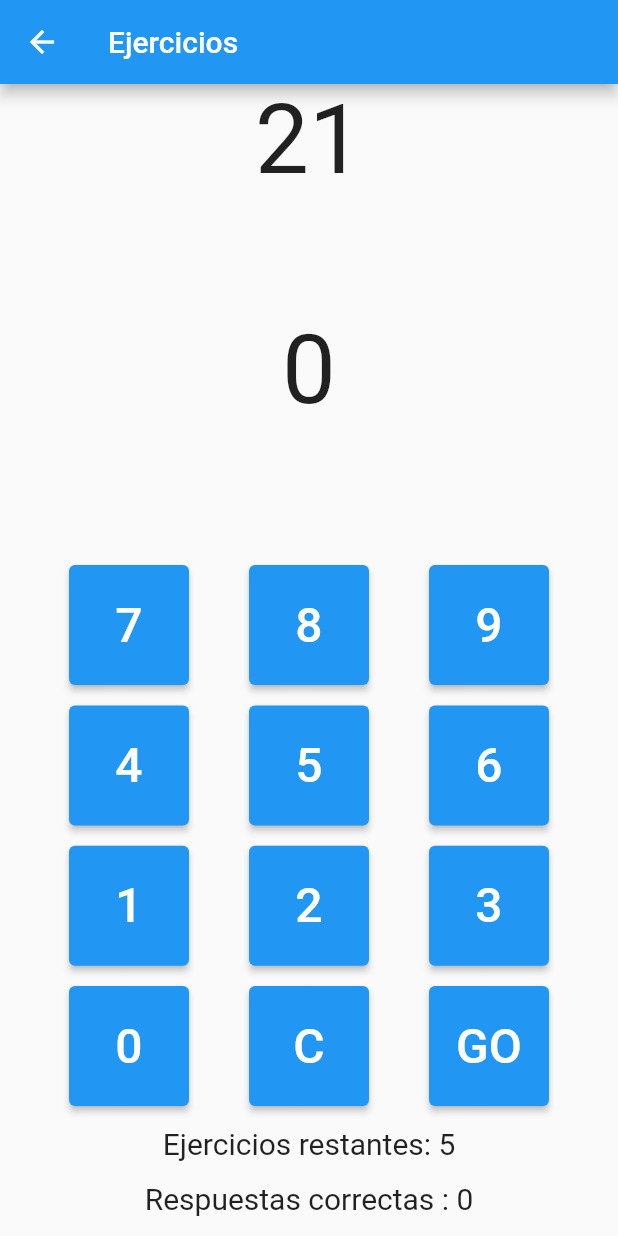
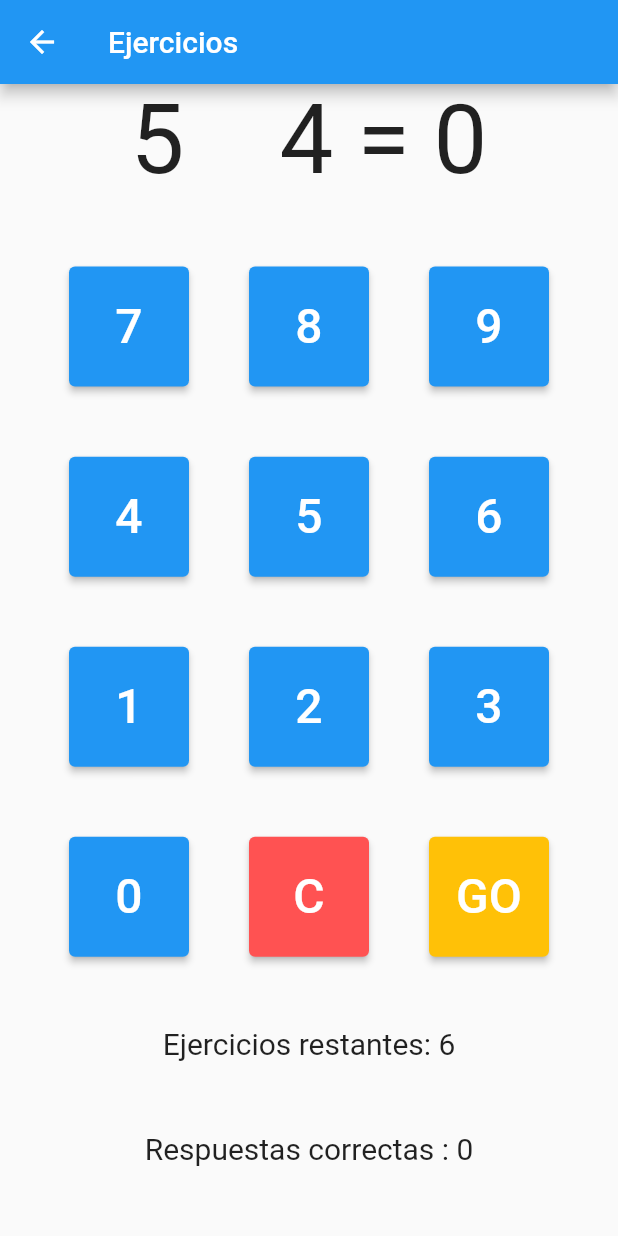
Before and after one commit to JustynV/Calculator, a Flutter app: the ProblemPage screen opened directly with empty values, after a tap on "GO", on a phone screen of 412 x 824 dp. Run offline on Flutter 3.47's test engine with Material 2 defaults, Android fonts, the phone set to English and light mode, and no system bars; our stand-ins replace get, loggy; accounts and stored records are empty; network calls fail.

```diff
--- a/lib/main.dart
+++ b/lib/main.dart
@@ -2,6 +2,7 @@ import 'package:f_web_authentication/domain/use_case/operation_usercase.dart';
 import 'package:f_web_authentication/domain/use_case/user_usecase.dart';
 import 'package:f_web_authentication/ui/central.dart';
 import 'package:f_web_authentication/ui/controller/authentication_controller.dart';
+import 'package:f_web_authentication/ui/controller/input_controller.dart';
 import 'package:f_web_authentication/ui/controller/operation_controller.dart';
 import 'package:f_web_authentication/ui/controller/user_controller.dart';
 import 'package:flutter/material.dart';
@@ -23,6 +24,7 @@ void main() {
   Get.put(UserUseCase());
   Get.put(OperationUsercase());
   Get.put(OperationController());
+  Get.put(InputController());
   Get.put(AuthenticationController());
   Get.put(UserController());
   runApp(const MyApp());
--- a/lib/ui/central.dart
+++ b/lib/ui/central.dart
@@ -3,7 +3,7 @@ import 'package:flutter/material.dart';
 import 'package:get/get.dart';
 
 import 'pages/authentication/login_page.dart';
-import 'pages/content/UserPage.dart';
+import 'pages/content/user_page.dart';
 
 class Central extends StatelessWidget {
   const Central({super.key});
--- /dev/null
+++ b/lib/ui/controller/input_controller.dart
@@ -0,0 +1,21 @@
+import 'package:get/get.dart';
+import 'package:get/get_state_manager/src/simple/get_controllers.dart';
+
+class InputController extends GetxController {
+  InputController();
+
+  RxString input = "0".obs;
+
+
+  void updateInput(String i) {
+    if (input.value == "0") {
+      input.value = i;
+    } else {
+      input.value = input.value + i;
+    }
+  }
+  void resetInput() {
+    input.value = "0";
+  }
+
+}
--- a/lib/ui/controller/operation_controller.dart
+++ b/lib/ui/controller/operation_controller.dart
@@ -2,10 +2,10 @@ import 'dart:math';
 
 import 'package:f_web_authentication/domain/use_case/operation_usercase.dart';
 import 'package:get/get.dart';
-import 'package:get/get_state_manager/src/simple/get_controllers.dart';
 
 class OperationController extends GetxController {
   OperationController();
+
   RxInt difficulty = 1.obs;
   OperationUsercase opUsercase = Get.find();
   late int correct;
@@ -24,10 +24,18 @@ class OperationController extends GetxController {
         .toString();
   }
 
+
+
   List getEjercicios() {
     List ejercicios = [];
     for (int i = 0; i <= 5; i++) {
-      ejercicios.add([generateNum(), generateNum()]);
+      String a = generateNum();
+      String b = generateNum();
+      if(int.parse(b) > int.parse(a)){
+        ejercicios.add([b,a]);
+      }else{
+        ejercicios.add([a, b]);
+      }
     }
     return ejercicios;
   }
--- a/lib/ui/pages/Widgets/clearButton.dart
+++ b/lib/ui/pages/Widgets/clearButton.dart
@@ -1,18 +1,18 @@
+import 'package:f_web_authentication/ui/controller/input_controller.dart';
 import 'package:flutter/material.dart';
+import 'package:get/get.dart';
 
 class ClearButton extends StatelessWidget {
-  @override
-
-  ClearButton(this.resetInput);
-  Function resetInput;
+  InputController inputController = Get.find();
 
   Widget build(BuildContext context) {
     return Container(
             width: 80,
       height: 80,
         child: ElevatedButton(
+                    style: ElevatedButton.styleFrom(backgroundColor: Colors.redAccent),
       onPressed: () {
-        resetInput();
+        inputController.resetInput();
       },
       child: Text(
         "C",
--- a/lib/ui/pages/Widgets/goButton.dart
+++ b/lib/ui/pages/Widgets/goButton.dart
@@ -1,15 +1,16 @@
-import 'package:f_web_authentication/ui/controller/operation_controller.dart';
-import 'package:f_web_authentication/ui/pages/content/ProblemPage.dart';
+import 'package:f_web_authentication/ui/pages/content/problem_page.dart';
 import 'package:flutter/material.dart';
 
+import '../content/problem_page.dart';
+
+// ignore: must_be_immutable
 class goButton extends StatelessWidget {
   @override
-  goButton(this.name, this.setDifficulty, this.opController, this.operation);
+  goButton(this.name, this.operation);
   String name;
   String operation;
-  OperationController opController;
-  Function setDifficulty;
 
+  @override
   Widget build(BuildContext context) {
     return Container(
         width: 250,
--- a/lib/ui/pages/Widgets/numberButton.dart
+++ b/lib/ui/pages/Widgets/numberButton.dart
@@ -1,10 +1,12 @@
+import 'package:f_web_authentication/ui/controller/input_controller.dart';
 import 'package:flutter/material.dart';
+import 'package:get/get.dart';
 
 class NumberButton extends StatelessWidget {
 
   String number;
-  Function setInput;
-  NumberButton(this.number, this.setInput);
+  NumberButton(this.number);
+  InputController inputController = Get.find();
 
   @override
   Widget build(BuildContext context) {
@@ -13,7 +15,7 @@ class NumberButton extends StatelessWidget {
       height: 80,
         child: ElevatedButton(
       onPressed: () {
-        setInput(this.number);
+        inputController.updateInput(this.number);
       },
       child: Text(
         number,
--- a/lib/ui/pages/Widgets/sendButton.dart
+++ b/lib/ui/pages/Widgets/sendButton.dart
@@ -1,18 +1,21 @@
+import 'package:f_web_authentication/ui/controller/input_controller.dart';
 import 'package:flutter/material.dart';
+import 'package:get/get.dart';
 
+class SendButton extends StatelessWidget {
 
-class sendButton extends StatelessWidget {
+  SendButton();
+  InputController inputController = Get.find();
 
-  sendButton(this.sendInput);
-  Function sendInput;
   @override
   Widget build(BuildContext context) {
     return Container(
       width: 80,
       height: 80,
         child: ElevatedButton(
+        style: ElevatedButton.styleFrom(backgroundColor: Colors.amber),
       onPressed: () {
-        sendInput();
+
       },
       child: Text(
         "GO",
--- a/lib/ui/pages/content/ProblemPage.dart
+++ /dev/null
@@ -1,169 +0,0 @@
-import 'dart:math';
-
-import 'package:f_web_authentication/ui/controller/operation_controller.dart';
-import 'package:f_web_authentication/ui/pages/content/UserPage.dart';
-import 'package:flutter/material.dart';
-import 'package:get/get.dart';
-
-import '../Widgets/clearButton.dart';
-import '../Widgets/sendButton.dart';
-import '../Widgets/numberButton.dart';
-
-class ProblemPage extends StatefulWidget {
-  ProblemPage({super.key, required this.operation});
-  final String operation;
-  OperationController opController = Get.find();
-  @override
-  State<ProblemPage> createState() => _ProblemPageState();
-}
-
-class _ProblemPageState extends State<ProblemPage> {
-  int correct = 0;
-
-  final time = Stopwatch()..start();
-  String input = "0";
-
-  int tries = 6;
-  get operation => widget.operation;
-  get opController => widget.opController;
-
-  List operations = [];
-
-  bool checkAnswer(String input) {
-    int a = int.parse(operations[tries - 1][0]);
-    int b = int.parse(operations[tries - 1][1]);
-    int intput = int.parse(input);
-
-    switch (operation) {
-      case "+":
-        if (a + b == intput) {
-          return true;
-        }
-        return false;
-      case "-":
-        if (a - b == intput) {
-          return true;
-        }
-        return false;
-      case "*":
-        if (a * b == intput) {
-          return true;
-        }
-        return false;
-      case "/":
-        if (a / b == intput) {
-          return true;
-        }
-        return false;
-    }
-    return false;
-  }
-
-  setInput(String number) {
-    setState(() {
-      if (input == "0") {
-        input = number;
-      } else {
-        input = input + number;
-      }
-    });
-  }
-
-  resetInput() {
-    setState(() {
-      input = "0";
-    });
-  }
-
-  sendInput() {
-    setState(() {
-      if (checkAnswer(input)) {
-        resetInput();
-        correct += 1;
-      } else {
-        resetInput();
-      }
-      tries = tries - 1;
-    });
-  }
-
-  String getData() {
-    if (tries > 0) {
-      return operations[tries - 1][0] + operation + operations[tries - 1][1];
-    }
-    return "";
-  }
-
-  initOP() {
-    operations = opController.getEjercicios();
-  }
-
-  @override
-  Widget build(BuildContext context) {
-    if (operations.isEmpty) {
-      initOP();
-    }
-
-    if (tries == 0) {
-      opController.setDifficulty(correct);
-      time.stop();
-      Navigator.pop(context);
-    }
-    return Scaffold(
-      appBar: AppBar(
-        title: const Text("Ejercicios"),
-      ),
-      body: Center(
-          child: Column(children: [
-        Expanded(child: Text(getData(), style: TextStyle(fontSize: 64.0))),
-        Expanded(child: Text(input, style: TextStyle(fontSize: 64.0))),
-        Expanded(
-          flex: 3,
-          child: Container(
-              width: 400,
-              height: 200,
-              child: Column(
-                  mainAxisAlignment: MainAxisAlignment.spaceEvenly,
-                  children: [
-                    Row(
-                      mainAxisAlignment: MainAxisAlignment.spaceEvenly,
-                      children: [
-                        NumberButton("7", setInput),
-                        NumberButton("8", setInput),
-                        NumberButton("9", setInput),
-                      ],
-                    ),
-                    Row(
-                      mainAxisAlignment: MainAxisAlignment.spaceEvenly,
-                      children: [
-                        NumberButton("4", setInput),
-                        NumberButton("5", setInput),
-                        NumberButton("6", setInput),
-                      ],
-                    ),
-                    Row(
-                      mainAxisAlignment: MainAxisAlignment.spaceEvenly,
-                      children: [
-                        NumberButton("1", setInput),
-                        NumberButton("2", setInput),
-                        NumberButton("3", setInput),
-                      ],
-                    ),
-                    Row(
-                      mainAxisAlignment: MainAxisAlignment.spaceEvenly,
-                      children: [
-                        NumberButton("0", setInput),
-                        ClearButton(resetInput),
-                        sendButton(sendInput),
-                      ],
-                    ),
-                    Text("Ejercicios restantes: " + tries.toString(),
-                        style: TextStyle(fontSize: 20.0)),
-                    Text("Respuestas correctas : " + correct.toString(),
-                        style: TextStyle(fontSize: 20.0))
-                  ])),
-        ),
-      ])),
-    );
-  }
-}
--- /dev/null
+++ b/lib/ui/pages/content/problem_page.dart
@@ -0,0 +1,135 @@
+import 'package:f_web_authentication/ui/controller/input_controller.dart';
+import 'package:f_web_authentication/ui/controller/operation_controller.dart';
+import 'package:flutter/material.dart';
+import 'package:get/get.dart';
+
+import '../Widgets/clearButton.dart';
+import '../Widgets/sendButton.dart';
+import '../Widgets/numberButton.dart';
+
+class ProblemPage extends StatelessWidget {
+  ProblemPage({super.key, required this.operation});
+
+  final String operation;
+  OperationController opController = Get.find();
+  InputController inputController = Get.find();
+  final time = Stopwatch()..start();
+  int tries = 6;
+  int correct = 0;
+  get op => operation;
+  List operations = [];
+  List answers = [];
+
+  String getData() {
+    if (tries > 0) {
+      return operations[tries - 1][0] +
+          "  " +
+          operation +
+          "  " +
+          operations[tries - 1][1];
+    }
+    return "";
+  }
+
+  int checkAnswer(String input) {
+    int a = int.parse(operations[tries - 1][0]);
+    int b = int.parse(operations[tries - 1][1]);
+    int intput = int.parse(input);
+
+    switch (operation) {
+      case "+":
+        if (a + b == intput) {
+          return 1;
+        }
+        return 0;
+      case "-":
+        if (a - b == intput) {
+          return 1;
+        }
+        return 0;
+      case "*":
+        if (a * b == intput) {
+          return 1;
+        }
+        return 0;
+      case "/":
+        if ((a / b).round() == intput) {
+          return 1;
+        }
+        return 0;
+    }
+    return 0;
+  }
+
+  initOP() {
+    operations = opController.getEjercicios();
+  }
+
+  Widget build(BuildContext context) {
+    if (operations.isEmpty) {
+      initOP();
+    }
+
+    if (tries == 0) {
+      opController.setDifficulty(correct);
+      time.stop();
+      Navigator.pop(context);
+    }
+    return Scaffold(
+      appBar: AppBar(
+        title: const Text("Ejercicios"),
+      ),
+      body: Center(
+          child: Column(children: [
+        Obx(() => Text("${getData()} = ${inputController.input.value}",
+            style: TextStyle(fontSize: 64.0)))
+        ,
+        Expanded(
+          flex: 3,
+          child: Container(
+              width: 400,
+              child: Column(
+                  mainAxisAlignment: MainAxisAlignment.spaceEvenly,
+                  children: [
+                    Row(
+                      mainAxisAlignment: MainAxisAlignment.spaceEvenly,
+                      children: [
+                        NumberButton("7"),
+                        NumberButton("8"),
+                        NumberButton("9"),
+                      ],
+                    ),
+                    Row(
+                      mainAxisAlignment: MainAxisAlignment.spaceEvenly,
+                      children: [
+                        NumberButton("4"),
+                        NumberButton("5"),
+                        NumberButton("6"),
+                      ],
+                    ),
+                    Row(
+                      mainAxisAlignment: MainAxisAlignment.spaceEvenly,
+                      children: [
+                        NumberButton("1"),
+                        NumberButton("2"),
+                        NumberButton("3"),
+                      ],
+                    ),
+                    Row(
+                      mainAxisAlignment: MainAxisAlignment.spaceEvenly,
+                      children: [
+                        NumberButton("0"),
+                        ClearButton(),
+                        SendButton(),
+                      ],
+                    ),
+                    Text("Ejercicios restantes: $tries",
+                        style: const TextStyle(fontSize: 20.0)),
+                    Text("Respuestas correctas : $correct",
+                        style: const TextStyle(fontSize: 20.0))
+                  ])),
+        ),
+      ])),
+    );
+  }
+}
--- a/lib/ui/pages/content/UserPage.dart
+++ b/lib/ui/pages/content/user_page.dart
@@ -1,4 +1,3 @@
-import 'package:f_web_authentication/domain/use_case/operation_usercase.dart';
 import 'package:f_web_authentication/ui/controller/authentication_controller.dart';
 import 'package:f_web_authentication/ui/controller/operation_controller.dart';
 import 'package:f_web_authentication/ui/controller/user_controller.dart';
@@ -7,24 +6,15 @@ import 'package:flutter/material.dart';
 import 'package:get/get.dart';
 import 'package:loggy/loggy.dart';
 
-class UserPage extends StatefulWidget {
+class UserPage extends StatelessWidget {
   @override
   UserPage({super.key});
 
-  @override
-  State<UserPage> createState() => _UserPageState();
-}
+  OperationController operationController = Get.find();
 
-class _UserPageState extends State<UserPage> {
-  OperationController operationController = Get.find();
   UserController userController = Get.find();
+
   AuthenticationController authenticationController = Get.find();
-
-  void setDifficulty(int correct) {
-    setState(() {
-      operationController.setDifficulty(correct);
-    });
-  }
 
   _logout() async {
     try {
@@ -51,20 +41,17 @@ class _UserPageState extends State<UserPage> {
                   key: Key("welcomeMessage"),
                   "Bienvenido",
                   style: TextStyle(fontSize: 32.0)),
+
               Obx(() => Text(
                   key: Key("diffMessage"),
-                  "Nivel de dificultad actual: ${operationController.difficulty}",
-                  style: TextStyle(fontSize: 20.0, color: Colors.amber))),
-              goButton("Suma", setDifficulty, operationController, "+"),
-              goButton(
-                "Resta",
-                setDifficulty,
-                operationController,
-                "-",
-              ),
-              goButton(
-                  "Multiplicación", setDifficulty, operationController, "*"),
-              goButton("División", setDifficulty, operationController, "/")
+                  "Nivel de dificultad actual: ${operationController.difficulty.value}",
+                  style: TextStyle(fontSize: 20.0, color: Colors.blueGrey))),
+
+
+              goButton("Suma", "+"),
+              goButton("Resta", "-"),
+              goButton("Multiplicación", "*"),
+              goButton("División", "/"),
             ])));
   }
 }
```
